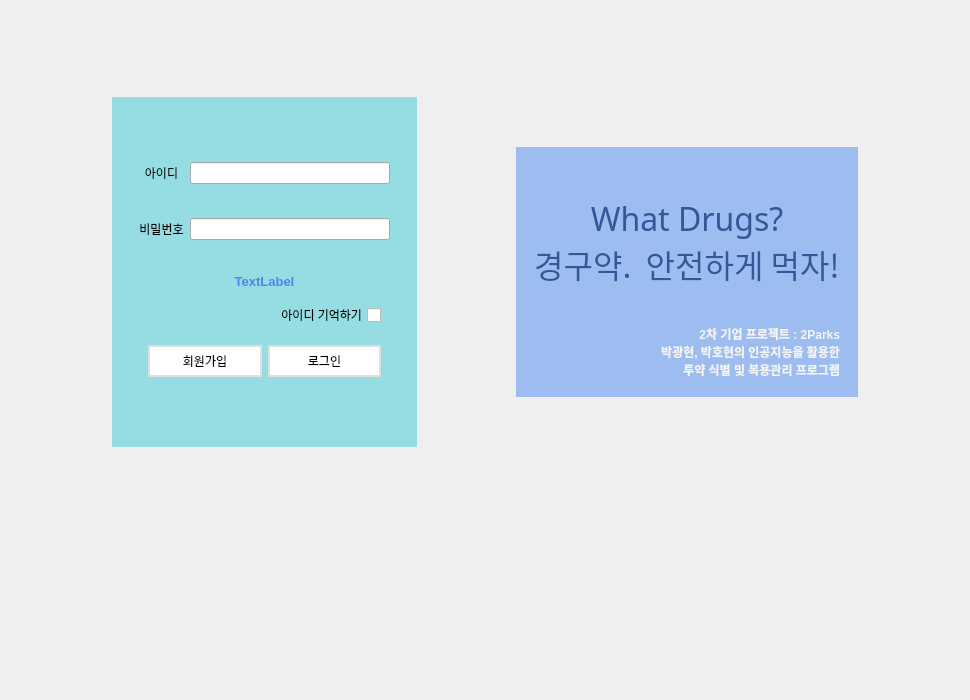
Old version of the form gui/ui_files/Form_Login.ui in the repository EON-DC/AI_2Park.
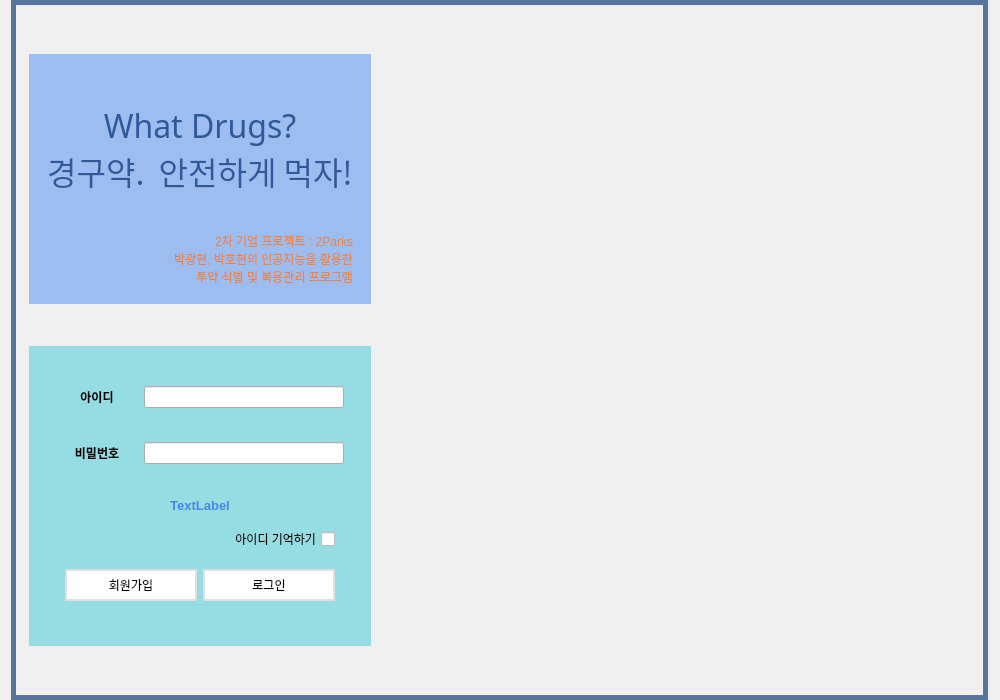
New version of the form. Icons and pictures are not drawn.

The edit to the form file:
```diff
--- a/gui/ui_files/Form_Login.ui
+++ b/gui/ui_files/Form_Login.ui
@@ -6,7 +6,7 @@
    <rect>
     <x>0</x>
     <y>0</y>
-    <width>970</width>
+    <width>1000</width>
     <height>700</height>
    </rect>
   </property>
@@ -16,6 +16,7 @@
   <property name="styleSheet">
    <string notr="true">#widget{	
 	background-image: url(:/image/pills_background.png);
+	border: 5px solid  #59749F;
 }
 
 #widget_login_form{
@@ -31,8 +32,11 @@
 }
 
 #label_2{
+	font: bold 12pt &quot;맑은 고딕&quot;;
+	color: #E8864A;
+}
+#label_3, #label_4{
 	font: bold;
-	color: #F4F4F4;
 }
 
 #widget_6 QPushButton {
@@ -74,29 +78,98 @@
    </property>
    <item>
     <widget class="QWidget" name="widget" native="true">
-     <layout class="QVBoxLayout" name="verticalLayout_5">
+     <property name="sizePolicy">
+      <sizepolicy hsizetype="Fixed" vsizetype="Preferred">
+       <horstretch>0</horstretch>
+       <verstretch>0</verstretch>
+      </sizepolicy>
+     </property>
+     <layout class="QHBoxLayout" name="horizontalLayout_7">
+      <property name="rightMargin">
+       <number>20</number>
+      </property>
       <item>
        <widget class="QWidget" name="widget_10" native="true">
-        <layout class="QHBoxLayout" name="horizontalLayout_7">
+        <layout class="QVBoxLayout" name="verticalLayout_6">
          <item>
-          <spacer name="horizontalSpacer">
-           <property name="orientation">
-            <enum>Qt::Horizontal</enum>
-           </property>
-           <property name="sizeHint" stdset="0">
+          <widget class="QWidget" name="widget_slogan" native="true">
+           <property name="maximumSize">
             <size>
-             <width>82</width>
-             <height>20</height>
+             <width>16777215</width>
+             <height>250</height>
             </size>
            </property>
-          </spacer>
+           <layout class="QVBoxLayout" name="verticalLayout_2">
+            <item>
+             <widget class="QWidget" name="widget_3" native="true">
+              <layout class="QVBoxLayout" name="verticalLayout">
+               <item>
+                <spacer name="verticalSpacer">
+                 <property name="orientation">
+                  <enum>Qt::Vertical</enum>
+                 </property>
+                 <property name="sizeHint" stdset="0">
+                  <size>
+                   <width>20</width>
+                   <height>40</height>
+                  </size>
+                 </property>
+                </spacer>
+               </item>
+               <item>
+                <widget class="QLabel" name="label">
+                 <property name="font">
+                  <font>
+                   <family>배달의민족 도현</family>
+                   <pointsize>24</pointsize>
+                  </font>
+                 </property>
+                 <property name="text">
+                  <string>What Drugs?
+경구약.  안전하게 먹자!</string>
+                 </property>
+                 <property name="alignment">
+                  <set>Qt::AlignCenter</set>
+                 </property>
+                </widget>
+               </item>
+               <item>
+                <spacer name="verticalSpacer_2">
+                 <property name="orientation">
+                  <enum>Qt::Vertical</enum>
+                 </property>
+                 <property name="sizeHint" stdset="0">
+                  <size>
+                   <width>20</width>
+                   <height>40</height>
+                  </size>
+                 </property>
+                </spacer>
+               </item>
+               <item>
+                <widget class="QLabel" name="label_2">
+                 <property name="text">
+                  <string>2차 기업 프로젝트 : 2Parks
+ 박광현, 박호현의 인공지능을 활용한
+투약 식별 및 복용관리 프로그램</string>
+                 </property>
+                 <property name="alignment">
+                  <set>Qt::AlignRight|Qt::AlignTrailing|Qt::AlignVCenter</set>
+                 </property>
+                </widget>
+               </item>
+              </layout>
+             </widget>
+            </item>
+           </layout>
+          </widget>
          </item>
          <item>
           <widget class="QWidget" name="widget_login_form" native="true">
            <property name="maximumSize">
             <size>
              <width>16777215</width>
-             <height>350</height>
+             <height>300</height>
             </size>
            </property>
            <layout class="QHBoxLayout" name="horizontalLayout_2">
@@ -296,114 +369,21 @@
            </layout>
           </widget>
          </item>
-         <item>
-          <spacer name="horizontalSpacer_2">
-           <property name="orientation">
-            <enum>Qt::Horizontal</enum>
-           </property>
-           <property name="sizeHint" stdset="0">
-            <size>
-             <width>82</width>
-             <height>20</height>
-            </size>
-           </property>
-          </spacer>
-         </item>
-         <item>
-          <widget class="QWidget" name="widget_slogan" native="true">
-           <property name="maximumSize">
-            <size>
-             <width>16777215</width>
-             <height>250</height>
-            </size>
-           </property>
-           <layout class="QVBoxLayout" name="verticalLayout_2">
-            <item>
-             <widget class="QWidget" name="widget_3" native="true">
-              <layout class="QVBoxLayout" name="verticalLayout">
-               <item>
-                <spacer name="verticalSpacer">
-                 <property name="orientation">
-                  <enum>Qt::Vertical</enum>
-                 </property>
-                 <property name="sizeHint" stdset="0">
-                  <size>
-                   <width>20</width>
-                   <height>40</height>
-                  </size>
-                 </property>
-                </spacer>
-               </item>
-               <item>
-                <widget class="QLabel" name="label">
-                 <property name="font">
-                  <font>
-                   <family>배달의민족 도현</family>
-                   <pointsize>24</pointsize>
-                  </font>
-                 </property>
-                 <property name="text">
-                  <string>What Drugs?
-경구약.  안전하게 먹자!</string>
-                 </property>
-                 <property name="alignment">
-                  <set>Qt::AlignCenter</set>
-                 </property>
-                </widget>
-               </item>
-               <item>
-                <spacer name="verticalSpacer_2">
-                 <property name="orientation">
-                  <enum>Qt::Vertical</enum>
-                 </property>
-                 <property name="sizeHint" stdset="0">
-                  <size>
-                   <width>20</width>
-                   <height>40</height>
-                  </size>
-                 </property>
-                </spacer>
-               </item>
-               <item>
-                <widget class="QLabel" name="label_2">
-                 <property name="text">
-                  <string>2차 기업 프로젝트 : 2Parks
- 박광현, 박호현의 인공지능을 활용한
-투약 식별 및 복용관리 프로그램</string>
-                 </property>
-                 <property name="alignment">
-                  <set>Qt::AlignRight|Qt::AlignTrailing|Qt::AlignVCenter</set>
-                 </property>
-                </widget>
-               </item>
-              </layout>
-             </widget>
-            </item>
-           </layout>
-          </widget>
-         </item>
-         <item>
-          <spacer name="horizontalSpacer_3">
-           <property name="orientation">
-            <enum>Qt::Horizontal</enum>
-           </property>
-           <property name="sizeHint" stdset="0">
-            <size>
-             <width>71</width>
-             <height>20</height>
-            </size>
-           </property>
-          </spacer>
-         </item>
         </layout>
        </widget>
       </item>
       <item>
        <widget class="QWidget" name="widget_9" native="true">
+        <property name="sizePolicy">
+         <sizepolicy hsizetype="Minimum" vsizetype="Preferred">
+          <horstretch>0</horstretch>
+          <verstretch>0</verstretch>
+         </sizepolicy>
+        </property>
         <property name="minimumSize">
          <size>
-          <width>0</width>
-          <height>150</height>
+          <width>582</width>
+          <height>0</height>
          </size>
         </property>
        </widget>
```
